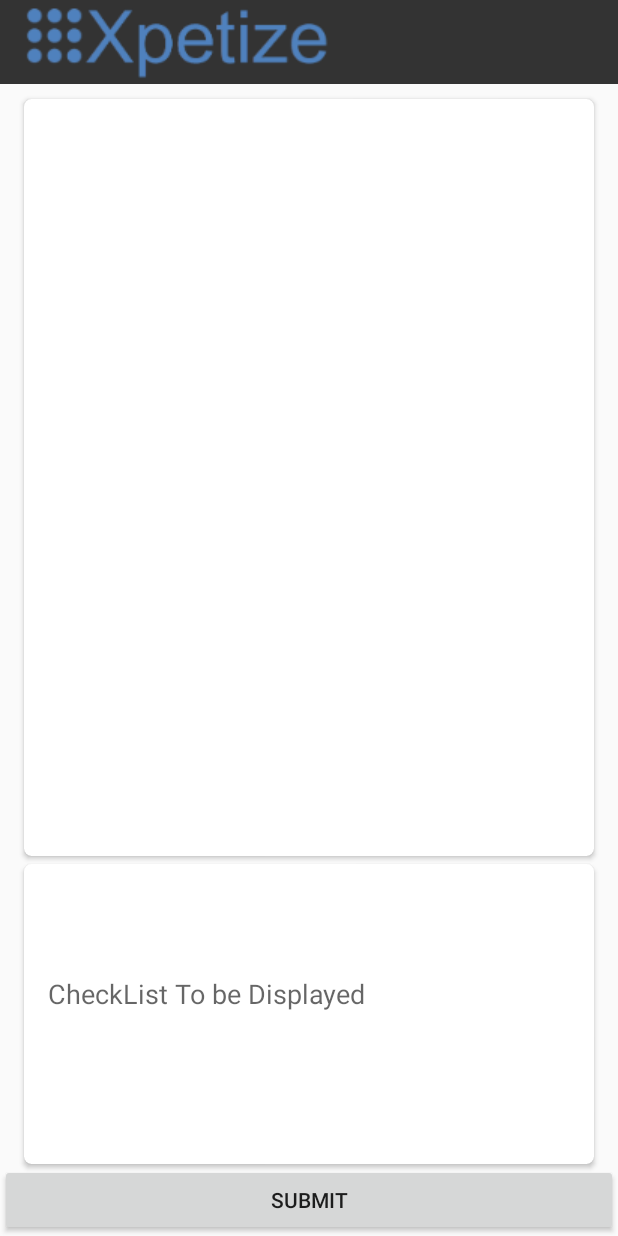
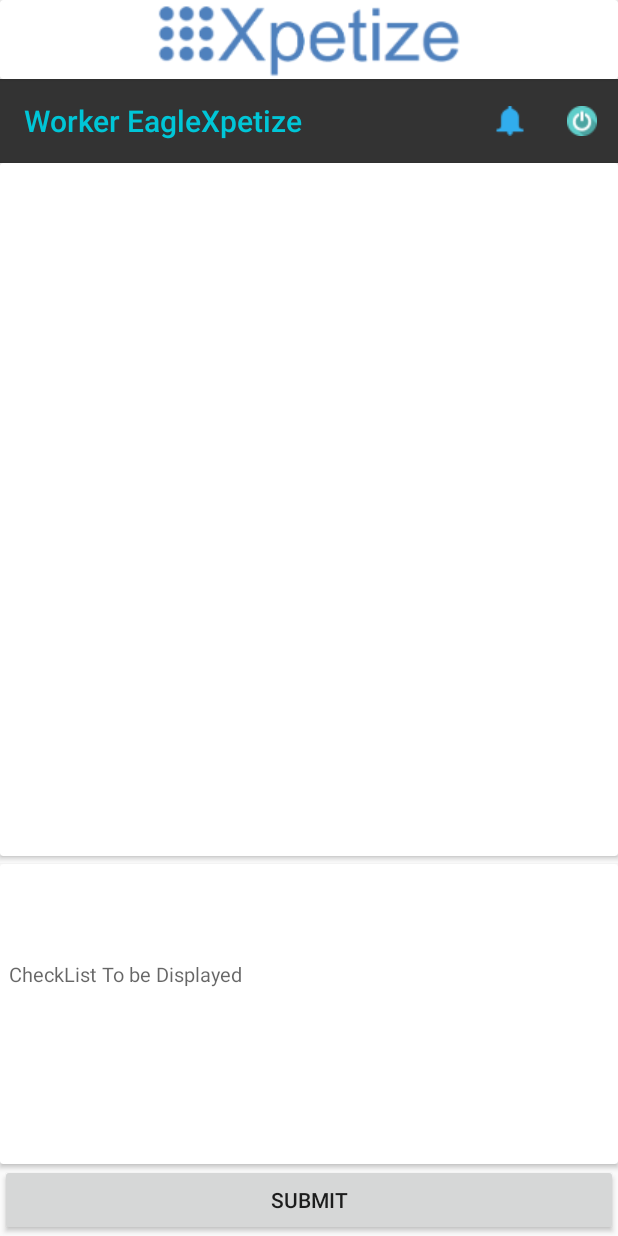
Before and after one commit to mridulsk92/Worker, an Android app: the TaskActivity screen opened directly, with no data from a screen before it, on a phone screen of 412 x 824 dp. Run offline under Robolectric (Android 15) with nearby library versions, the phone set to English and light mode, and no system bars; libraries missing offline, so code that uses them is left out: com.mikepenz.materialdrawer; 3 statements that could not run were skipped.

Commit message:
Design changes

```diff
--- a/app/src/main/AndroidManifest.xml
+++ b/app/src/main/AndroidManifest.xml
@@ -9,7 +9,7 @@
     <application
         android:allowBackup="true"
         android:icon="@mipmap/ic_launcher"
-        android:label="@string/app_name"
+        android:label="Worker EagleXpetize"
         android:supportsRtl="true"
         android:theme="@style/AppTheme">
 
--- a/app/src/main/java/com/example/mridul_xpetize/worker/TaskActivity.java
+++ b/app/src/main/java/com/example/mridul_xpetize/worker/TaskActivity.java
@@ -14,6 +14,8 @@ import android.support.v7.widget.CardView;
 import android.support.v7.widget.Toolbar;
 import android.util.Log;
 import android.view.LayoutInflater;
+import android.view.Menu;
+import android.view.MenuItem;
 import android.view.View;
 import android.view.ViewGroup;
 
@@ -79,8 +81,7 @@ public class TaskActivity extends AppCompatActivity {
         //Initialise and add Toolbar
         Toolbar toolbar = (Toolbar) findViewById(R.id.toolbar);
         setSupportActionBar(toolbar);
-        getSupportActionBar().setDisplayShowTitleEnabled(false);
-        toolbar.setLogo(R.drawable.logo_ic);
+        toolbar.setTitle("Worker");
 
         //Get preference values
         pref = new PreferencesHelper(TaskActivity.this);
@@ -272,4 +273,34 @@ public class TaskActivity extends AppCompatActivity {
             }
         }
     }
+
+    public boolean onCreateOptionsMenu(Menu menu) {
+
+        //inflate menu
+        getMenuInflater().inflate(R.menu.menu_my, menu);
+
+        // Get the notifications MenuItem and LayerDrawable (layer-list)
+        MenuItem item_noti = menu.findItem(R.id.action_noti);
+        MenuItem item_logOut = menu.findItem(R.id.action_logOut);
+
+        item_logOut.setOnMenuItemClickListener(new MenuItem.OnMenuItemClickListener() {
+            @Override
+            public boolean onMenuItemClick(MenuItem item) {
+
+
+                return false;
+            }
+        });
+
+        item_noti.setOnMenuItemClickListener(new MenuItem.OnMenuItemClickListener() {
+            @Override
+            public boolean onMenuItemClick(MenuItem item) {
+
+
+                return false;
+            }
+        });
+
+        return true;
+    }
 }
--- a/app/src/main/res/layout/activity_task.xml
+++ b/app/src/main/res/layout/activity_task.xml
@@ -10,8 +10,37 @@
         android:id="@+id/toolbar"
         android:layout_width="fill_parent"
         android:layout_height="?attr/actionBarSize"
+        android:titleTextColor="@color/colorAccent"
+        app:titleTextColor="@color/colorAccent"
+        android:layout_below="@+id/card_main"
         android:background="@color/background"
         app:theme="@style/ToolbarColoredBackArrow" />
+
+    <android.support.v7.widget.CardView xmlns:android="http://schemas.android.com/apk/res/android"
+        xmlns:card_view="http://schemas.android.com/apk/res-auto"
+        android:id="@+id/card_main"
+        layout_height="wrap_content"
+        layout_width="wrap_content"
+        android:layout_width="fill_parent"
+        android:layout_height="wrap_content"
+        card_view:contentPadding="1dp">
+
+        <RelativeLayout
+            android:layout_width="fill_parent"
+            android:layout_height="wrap_content"
+            android:orientation="vertical">
+
+            <ImageView
+                android:layout_width="wrap_content"
+                android:layout_height="wrap_content"
+                android:id="@+id/imageView_logo"
+                android:src="@drawable/logo_ic"
+                android:background="@null"
+                android:layout_centerVertical="true"
+                android:layout_centerHorizontal="true" />
+
+        </RelativeLayout>
+    </android.support.v7.widget.CardView>
 
     <android.support.v7.widget.CardView xmlns:android="http://schemas.android.com/apk/res/android"
         xmlns:card_view="http://schemas.android.com/apk/res-auto"
@@ -23,12 +52,7 @@
         android:layout_above="@+id/main"
         android:layout_below="@id/toolbar"
         android:layout_marginBottom="5dp"
-        android:layout_marginLeft="16dp"
-        android:layout_marginRight="16dp"
-        android:layout_marginTop="10dp"
-        card_view:cardCornerRadius="5dp"
-        card_view:cardElevation="2dp"
-        card_view:contentPadding="16dp">
+        card_view:contentPadding="6dp">
 
         <RelativeLayout
             android:layout_width="fill_parent"
@@ -52,10 +76,11 @@
                 android:id="@+id/SubDesc"
                 android:layout_width="wrap_content"
                 android:layout_height="wrap_content"
+                android:textSize="14sp"
                 android:layout_alignParentLeft="true"
                 android:layout_alignParentStart="true"
                 android:layout_below="@+id/SubTaskName"
-                android:layout_margin="5dp"
+                android:layout_margin="1dp"
                 android:text="Description"
                 android:textAppearance="?android:attr/textAppearanceMedium" />
 
@@ -63,10 +88,11 @@
                 android:id="@+id/comments"
                 android:layout_width="wrap_content"
                 android:layout_height="wrap_content"
+                android:textSize="14sp"
                 android:layout_alignParentLeft="true"
                 android:layout_alignParentStart="true"
                 android:layout_below="@+id/SubDesc"
-                android:layout_margin="5dp"
+                android:layout_margin="1dp"
                 android:text="Comments"
                 android:textAppearance="?android:attr/textAppearanceMedium" />
 
@@ -92,11 +118,7 @@
         android:layout_width="fill_parent"
         android:layout_height="200dp"
         android:layout_above="@+id/button_submit"
-        android:layout_marginLeft="16dp"
-        android:layout_marginRight="16dp"
-        card_view:cardCornerRadius="5dp"
-        card_view:cardElevation="2dp"
-        card_view:contentPadding="16dp">
+        card_view:contentPadding="6dp">
 
         <LinearLayout
             android:layout_width="fill_parent"
@@ -116,6 +138,7 @@
                 android:layout_width="wrap_content"
                 android:layout_height="wrap_content"
                 android:layout_alignTop="@+id/main"
+                android:textSize="13sp"
                 android:layout_centerHorizontal="true"
                 android:layout_marginTop="58dp"
                 android:text="CheckList To be Displayed"
--- /dev/null
+++ b/app/src/main/res/menu/menu_my.xml
@@ -0,0 +1,18 @@
+<menu xmlns:android="http://schemas.android.com/apk/res/android"
+    xmlns:app="http://schemas.android.com/apk/res-auto"
+    xmlns:tools="http://schemas.android.com/tools"
+    tools:context=".MainActivity">
+
+
+    <item
+        android:id="@+id/action_noti"
+        android:icon="@drawable/blue_bell_small"
+        app:showAsAction="ifRoom"
+        android:title="Not" />
+
+    <item
+        android:id="@+id/action_logOut"
+        android:icon="@drawable/blue_logout_small"
+        app:showAsAction="ifRoom"
+        android:title="Not" />
+</menu>
--- a/app/src/main/res/values/strings.xml
+++ b/app/src/main/res/values/strings.xml
@@ -1,5 +1,5 @@
 <resources>
-    <string name="app_name">Worker EagleXpetize</string>
+    <string name="app_name">Worker</string>
     <!--<string name="url">http://10.0.2.2/</string>-->
     <string name="url">http://vikray.in/</string>
 </resources>
--- a/app/src/main/res/values/styles.xml
+++ b/app/src/main/res/values/styles.xml
@@ -12,7 +12,7 @@
     </style>
 
     <style name="ToolbarColoredBackArrow" parent="AppTheme">
-        <item name="android:textColorSecondary">@color/hamburgerIconColor</item>
+        <item name="android:textColorSecondary">@color/colorAccent</item>
     </style>
 
 </resources>
```
Also changed, not shown: app/src/main/java/com/example/mridul_xpetize/worker/MainActivity.java (+32 -2 lines), app/src/main/res/layout/activity_main.xml (+29 -0 lines), app/src/main/res/layout/task_list.xml (+9 -18 lines), app/src/main/res/drawable/blue_bell_small.png (added), app/src/main/res/drawable/blue_logout_small.png (added).
